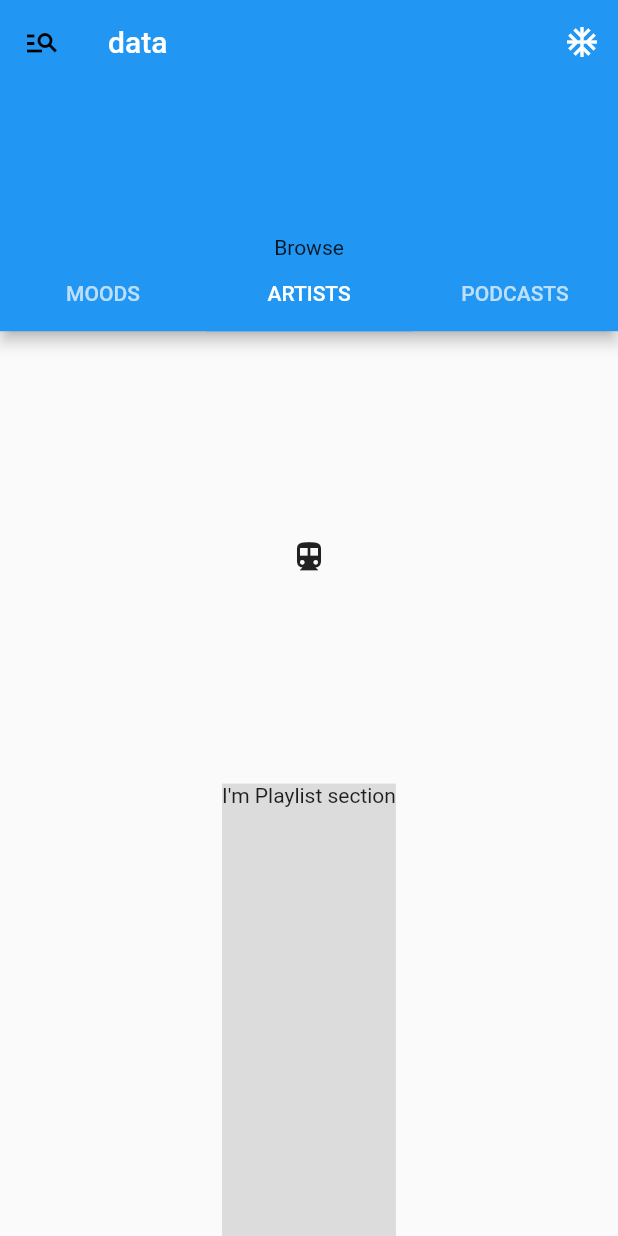
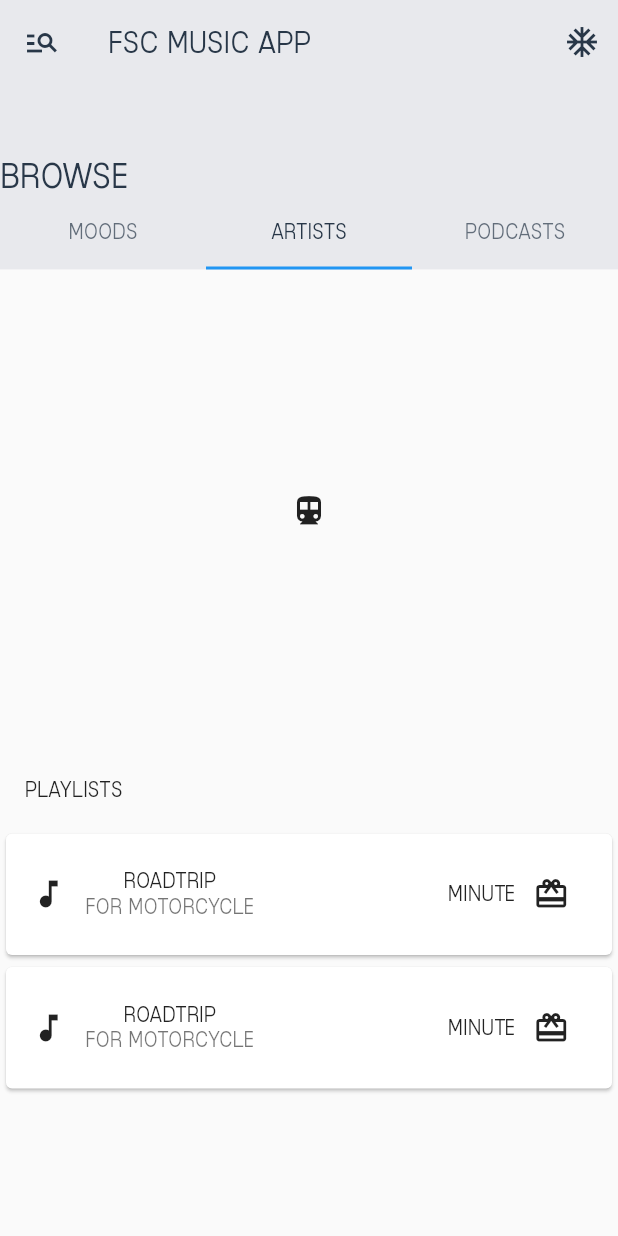
Before and after one commit to egementrk/fsc_music_app, a Flutter app: the screen it shows after launch, tab 2 chosen, on a phone screen of 412 x 824 dp. Run offline on Flutter 3.47's test engine with Material 2 defaults, Android fonts, the light colour scheme and no system bars; network calls fail.

Commit message:
some changes

```diff
--- a/lib/components/context_extension.dart
+++ b/lib/components/context_extension.dart
@@ -18,8 +18,9 @@ extension MediaQueryExtension on BuildContext {
 }
 
 extension PaddingExtension on BuildContext {
+  EdgeInsets get paddingLow => EdgeInsets.all(height * 0.02);
   EdgeInsets get cardPadding => EdgeInsets.only(
-        top: height * 0.08,
+        top: height * 0.05,
         left: width * 0.05,
       );
 }
--- /dev/null
+++ b/lib/components/playlist/playlist_card.dart
@@ -0,0 +1,43 @@
+import 'package:flutter/material.dart';
+import 'package:fsc_music_app/components/context_extension.dart';
+
+class PlaylistCard extends StatelessWidget {
+  final String title, subtitle;
+  const PlaylistCard({
+    Key? key,
+    required this.title,
+    required this.subtitle,
+  }) : super(key: key);
+
+  @override
+  Widget build(BuildContext context) {
+    return Card(
+      child: Padding(
+        padding: context.paddingLow,
+        child: Row(
+          children: [
+            Icon(Icons.music_note),
+            SizedBox(
+              width: context.widthLow,
+            ),
+            Column(
+              children: [
+                Text(title),
+                Text(
+                  subtitle,
+                  style: TextStyle(color: Colors.black54),
+                ),
+              ],
+            ),
+            Spacer(),
+            Text("Minute"),
+            IconButton(
+              onPressed: () {},
+              icon: Icon(Icons.redeem),
+            ),
+          ],
+        ),
+      ),
+    );
+  }
+}
--- /dev/null
+++ b/lib/components/playlist/playlist_section.dart
@@ -0,0 +1,39 @@
+import 'package:flutter/material.dart';
+import 'package:fsc_music_app/components/context_extension.dart';
+import 'package:fsc_music_app/components/playlist/playlist_card.dart';
+
+class PlaylistSection extends StatelessWidget {
+  const PlaylistSection({
+    Key? key,
+  }) : super(key: key);
+
+  @override
+  Widget build(BuildContext context) {
+    return Expanded(
+        flex: 1,
+        child: Container(
+          child: Column(
+            children: [
+              Row(
+                children: [
+                  Padding(
+                    padding: context.paddingLow,
+                    child: Text("PLAYLISTS"),
+                  ),
+                  Spacer(),
+                ],
+              ),
+              //TODO: ListView
+              PlaylistCard(
+                title: 'RoadTrip',
+                subtitle: 'For Motorcycle',
+              ),
+              PlaylistCard(
+                title: 'RoadTrip',
+                subtitle: 'For Motorcycle',
+              ),
+            ],
+          ),
+        ));
+  }
+}
--- a/lib/home_page.dart
+++ b/lib/home_page.dart
@@ -1,3 +1,4 @@
+import 'package:fsc_music_app/components/playlist/playlist_section.dart';
 import 'package:fsc_music_app/tabs/moods.dart';
 import 'package:fsc_music_app/tabs/tabs.dart';
 
@@ -8,25 +9,39 @@ class HomePage extends StatelessWidget {
   const HomePage({Key? key}) : super(key: key);
   @override
   Widget build(BuildContext context) {
-    Size size = MediaQuery.of(context).size;
+    // Size size = MediaQuery.of(context).size;
     return DefaultTabController(
       length: 3,
       child: Scaffold(
           appBar: AppBar(
+            backgroundColor: Color(0xffe8e9ed),
+            elevation: 0,
             leading: IconButton(
-              icon: Icon(Icons.manage_search, color: Colors.black),
+              icon: Icon(
+                Icons.manage_search,
+                color: Color(0xff283748),
+              ),
               onPressed: () => {},
             ),
-            title: Text("data"),
+            title: Text(
+              "FSC MUSIC APP",
+              style: TextStyle(
+                color: Color(0xff283748),
+              ),
+            ),
             actions: [
-              IconButton(onPressed: () {}, icon: Icon(Icons.ac_unit)),
+              IconButton(
+                onPressed: () {},
+                icon: Icon(Icons.ac_unit),
+                color: Color(0xff283748),
+              ),
             ],
-            flexibleSpace: SizedBox(
-              height: 12,
-            ),
+            // flexibleSpace: SizedBox(
+            //   height: 12,
+            // ),
             bottom: PreferredSize(
               child: Tabs(),
-              preferredSize: Size.fromHeight(context.height * 0.20),
+              preferredSize: Size.fromHeight(context.height * 0.15),
             ),
           ),
           body: Container(
@@ -42,12 +57,7 @@ class HomePage extends StatelessWidget {
                     ],
                   ),
                 ),
-                Expanded(
-                    flex: 1,
-                    child: Container(
-                      color: Colors.black12,
-                      child: Text("I'm Playlist section"),
-                    ))
+                PlaylistSection()
               ],
             ),
           )),
--- a/lib/main.dart
+++ b/lib/main.dart
@@ -9,6 +9,7 @@ class MyApp extends StatelessWidget {
   @override
   Widget build(BuildContext context) {
     return MaterialApp(
+      theme: ThemeData(fontFamily: 'Typodermic'),
       initialRoute: "/home",
       routes: {
         // "/": (context) => SplashScreen(),
--- a/lib/tabs/tabs.dart
+++ b/lib/tabs/tabs.dart
@@ -9,9 +9,18 @@ class Tabs extends StatelessWidget {
   Widget build(BuildContext context) {
     return Container(
       child: Column(
+        crossAxisAlignment: CrossAxisAlignment.start,
         children: [
-          Text("Browse"),
-          TabBar(tabs: [
+          Text(
+            "Browse",
+            style: TextStyle(
+              color: Color(0xff283748),
+              fontSize: 23,
+            ),
+          ),
+          TabBar(
+            labelColor: Color(0xff283748),
+            tabs: [
               Tab(
                 text: "MOODS",
               ),
@@ -21,7 +30,8 @@ class Tabs extends StatelessWidget {
               Tab(
                 text: "PODCASTS",
               )
-          ]),
+            ],
+          ),
         ],
       ),
     );
```
Also changed, not shown: lib/components/card_component.dart (+10 -0 lines), pubspec.yaml (+10 -0 lines), assets/fonts/Dolce/DolceVita.ttf (added), assets/fonts/QuickSand/Quicksand.otf (added), assets/fonts/Typodermic/mixolydian.ttf (added). Lines whose indentation alone changed are shown as unchanged.
